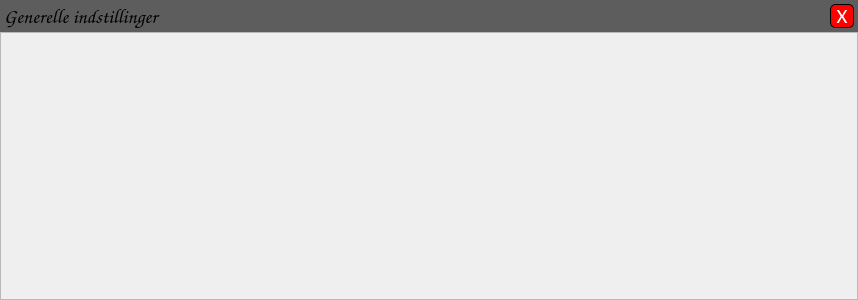
Old version of the form widgetform.ui in the repository Cannabis2013/FileMover.
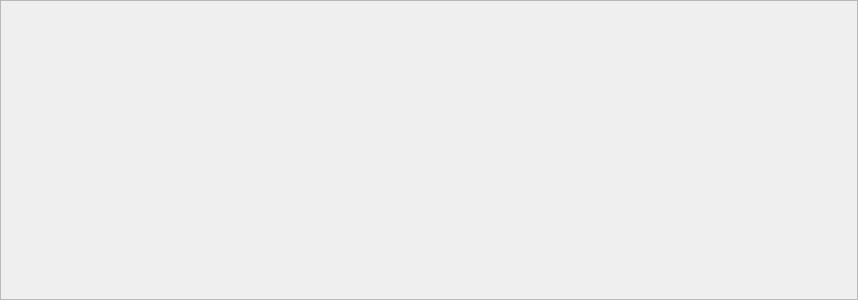
New version of the form. Custom widgets are drawn as their Qt base class.

Commit message: Implementet custom frame.

```diff
--- a/widgetform.ui
+++ b/widgetform.ui
@@ -13,168 +13,40 @@
   <property name="windowTitle">
    <string>Form</string>
   </property>
-  <layout class="QGridLayout" name="gridLayout_2">
-   <property name="leftMargin">
-    <number>0</number>
-   </property>
-   <property name="topMargin">
-    <number>0</number>
-   </property>
-   <property name="rightMargin">
-    <number>0</number>
-   </property>
-   <property name="bottomMargin">
-    <number>0</number>
-   </property>
+  <layout class="QVBoxLayout" name="verticalLayout">
    <property name="spacing">
     <number>0</number>
    </property>
-   <item row="0" column="0">
-    <layout class="QGridLayout" name="gridLayout">
-     <property name="spacing">
+   <property name="leftMargin">
       <number>0</number>
      </property>
-     <item row="0" column="0">
-      <widget class="QWidget" name="topWidget" native="true">
-       <property name="minimumSize">
-        <size>
-         <width>155</width>
-         <height>32</height>
-        </size>
-       </property>
-       <property name="maximumSize">
-        <size>
-         <width>16777215</width>
-         <height>32</height>
-        </size>
-       </property>
-       <property name="styleSheet">
-        <string notr="true">QWidget#topWidget
-{
-	background-color: rgb(93, 93, 93);
-}
-</string>
-       </property>
-       <layout class="QHBoxLayout" name="horizontalLayout_5">
-        <property name="spacing">
-         <number>0</number>
-        </property>
-        <property name="leftMargin">
-         <number>4</number>
-        </property>
         <property name="topMargin">
          <number>0</number>
         </property>
         <property name="rightMargin">
-         <number>4</number>
+    <number>0</number>
         </property>
         <property name="bottomMargin">
          <number>0</number>
         </property>
-        <item alignment="Qt::AlignVCenter">
-         <widget class="QLabel" name="sectionTitle">
-          <property name="minimumSize">
-           <size>
-            <width>216</width>
-            <height>32</height>
-           </size>
-          </property>
-          <property name="maximumSize">
-           <size>
-            <width>216</width>
-            <height>32</height>
-           </size>
-          </property>
-          <property name="font">
-           <font>
-            <family>Comic Sans MS</family>
-            <pointsize>15</pointsize>
-           </font>
-          </property>
-          <property name="styleSheet">
-           <string notr="true">color:black;</string>
-          </property>
-          <property name="text">
-           <string>Generelle indstillinger</string>
-          </property>
-         </widget>
-        </item>
         <item>
-         <spacer name="horizontalSpacer">
-          <property name="orientation">
-           <enum>Qt::Horizontal</enum>
-          </property>
-          <property name="sizeType">
-           <enum>QSizePolicy::Expanding</enum>
-          </property>
-          <property name="sizeHint" stdset="0">
-           <size>
-            <width>40</width>
-            <height>20</height>
-           </size>
-          </property>
-         </spacer>
-        </item>
-        <item alignment="Qt::AlignVCenter">
-         <widget class="QPushButton" name="exitButton">
+    <widget class="TopFrameForm" name="TopFrame" native="true"/>
+   </item>
+   <item>
+    <widget class="QFrame" name="frame">
           <property name="sizePolicy">
-           <sizepolicy hsizetype="Expanding" vsizetype="Fixed">
+      <sizepolicy hsizetype="Expanding" vsizetype="Expanding">
             <horstretch>0</horstretch>
             <verstretch>0</verstretch>
            </sizepolicy>
           </property>
-          <property name="minimumSize">
-           <size>
-            <width>24</width>
-            <height>24</height>
-           </size>
-          </property>
-          <property name="maximumSize">
-           <size>
-            <width>20</width>
-            <height>20</height>
-           </size>
-          </property>
-          <property name="font">
-           <font>
-            <family>Calibri</family>
-            <pointsize>16</pointsize>
-            <weight>50</weight>
-            <bold>false</bold>
-           </font>
-          </property>
-          <property name="styleSheet">
-           <string notr="true">QPushButton#exitButton
-{
-	background-color:red;
-	color:white;
-	border:1px solid black;
-	border-radius:5px;
-	padding:4px;
-}
-QPushButton#exitButton:hover
-{
-	background-color: rgb(214, 161, 162);
-	border:2px solid black;
-}</string>
-          </property>
-          <property name="text">
-           <string>X</string>
-          </property>
-         </widget>
-        </item>
-       </layout>
-      </widget>
-     </item>
-     <item row="1" column="0">
-      <widget class="QFrame" name="frame">
        <property name="frameShape">
         <enum>QFrame::StyledPanel</enum>
        </property>
        <property name="frameShadow">
         <enum>QFrame::Raised</enum>
        </property>
-       <layout class="QGridLayout" name="gridLayout_4">
+     <layout class="QGridLayout" name="gridLayout_2">
         <property name="leftMargin">
          <number>0</number>
         </property>
@@ -197,9 +69,15 @@
       </widget>
      </item>
     </layout>
-   </item>
-  </layout>
  </widget>
+ <customwidgets>
+  <customwidget>
+   <class>TopFrameForm</class>
+   <extends>QWidget</extends>
+   <header>topframeform.h</header>
+   <container>1</container>
+  </customwidget>
+ </customwidgets>
  <resources/>
  <connections/>
 </ui>
```
Left out of the diff: 6 changed lines with no effect on the pictures. Lines whose indentation alone changed are shown as unchanged. The commit also changes 15 other files.
